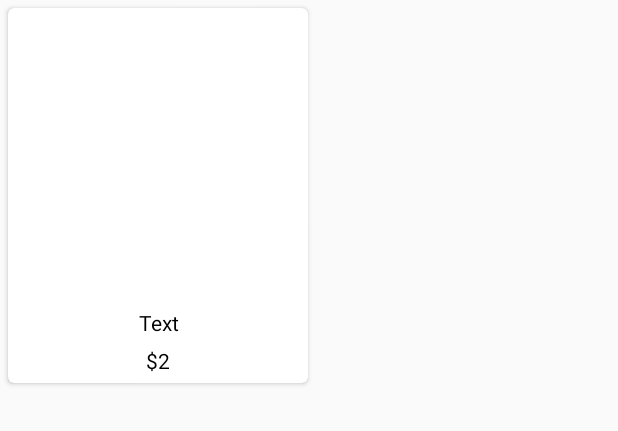
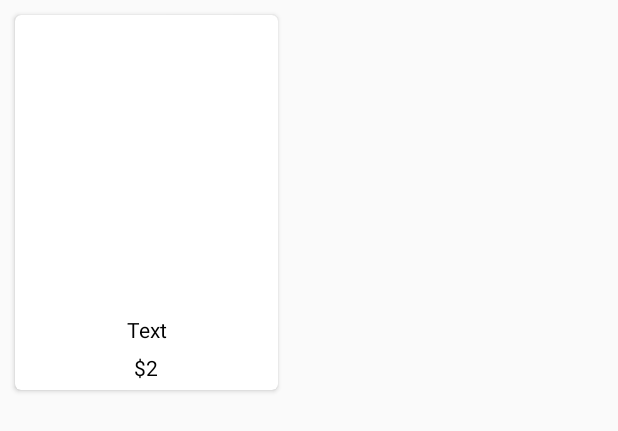
Before and after one commit to JeanSantosReyes/C51, an Android app: the layout offerview_item.xml on its own in the app's theme, with its tools: preview values and no code run, on a phone screen of 412 x 824 dp. Shown: the top 431 px of the screen. Run offline under Robolectric (Android 15) with nearby library versions, the phone set to English and light mode, and no system bars.

Commit message:
offer item view refactored

```diff
--- a/app/src/main/java/com/check/coupon/adapter/OfferViewAdapter.kt
+++ b/app/src/main/java/com/check/coupon/adapter/OfferViewAdapter.kt
@@ -1,6 +1,7 @@
 package com.check.coupon.adapter
 
 import android.content.Context
+import android.graphics.Color
 import android.view.*
 import android.widget.ImageView
 import android.widget.TextView
@@ -38,7 +39,8 @@ class OfferViewAdapter(private val mContext: Context, private val mData: List<Of
             .into(holder.offerImage)
 
         holder.offerTitleText.text = offerTitle
-        holder.offerCashBackText.text = offerCashBack.toString()
+        holder.offerCashBackText.text = "$"+offerCashBack.toString()
+        holder.offerCashBackText.setTextColor(Color.RED)
     }
 
     interface ClickListener {
--- a/app/src/main/res/layout/offerview_item.xml
+++ b/app/src/main/res/layout/offerview_item.xml
@@ -5,9 +5,9 @@
     android:id="@+id/CardView"
     android:clickable="true"
     android:foreground="?android:attr/selectableItemBackground"
-    android:layout_width="200dp"
+    android:layout_width="175dp"
     android:layout_height="wrap_content"
-    android:layout_margin="5dp"
+    android:layout_margin="10dp"
     cardview:cardCornerRadius="4dp" app:ignore="NamespaceTypo" android:focusable="true">
 
     <LinearLayout android:layout_width="match_parent"
@@ -16,7 +16,8 @@
         >
         <ImageView android:layout_width="match_parent" android:layout_height="200dp"
             android:id="@+id/offerImage"
-            cardview:layout_constraintEnd_toEndOf="parent" cardview:layout_constraintTop_toTopOf="parent"
+            cardview:layout_constraintEnd_toEndOf="parent"
+            cardview:layout_constraintTop_toTopOf="parent"
             cardview:layout_constraintStart_toStartOf="parent"
             cardview:layout_constraintBottom_toBottomOf="parent"
             />
@@ -30,6 +31,8 @@
             android:text="Text"
             android:layout_gravity="center"
             android:textAlignment="center"
+            android:singleLine="true"
+            android:ellipsize="end"
             />
         <TextView
             android:id="@+id/offerCashBackText"
```
Also changed, not shown: app/src/main/java/com/check/coupon/page/HubFragment.kt (+6 -6 lines).
